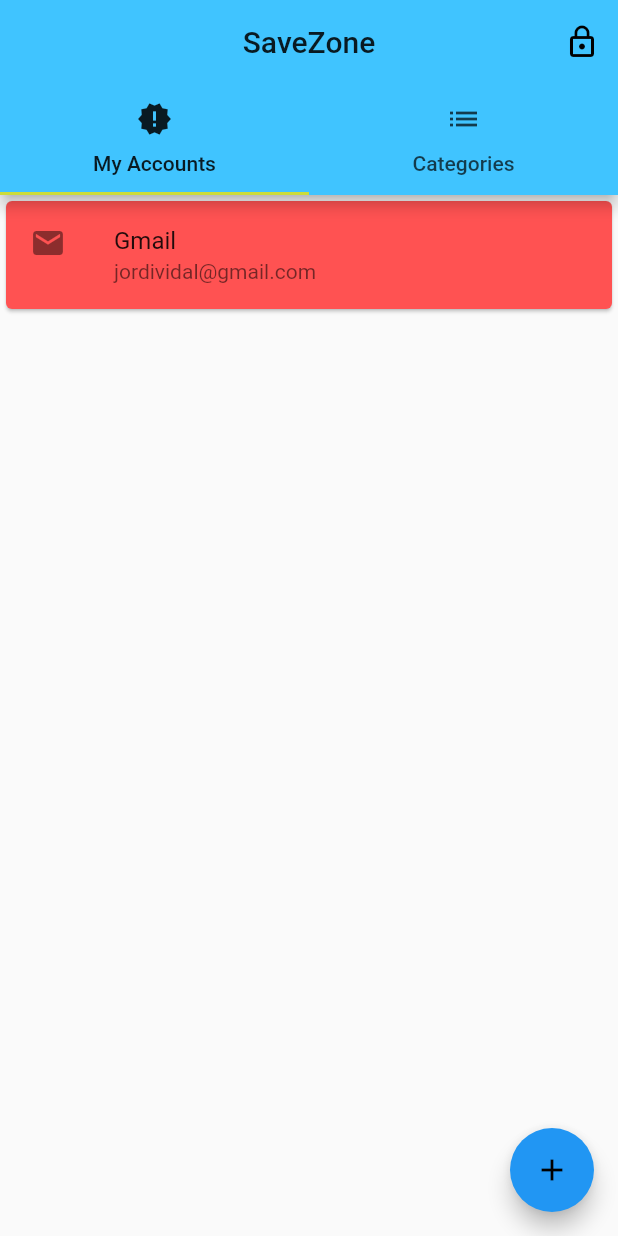
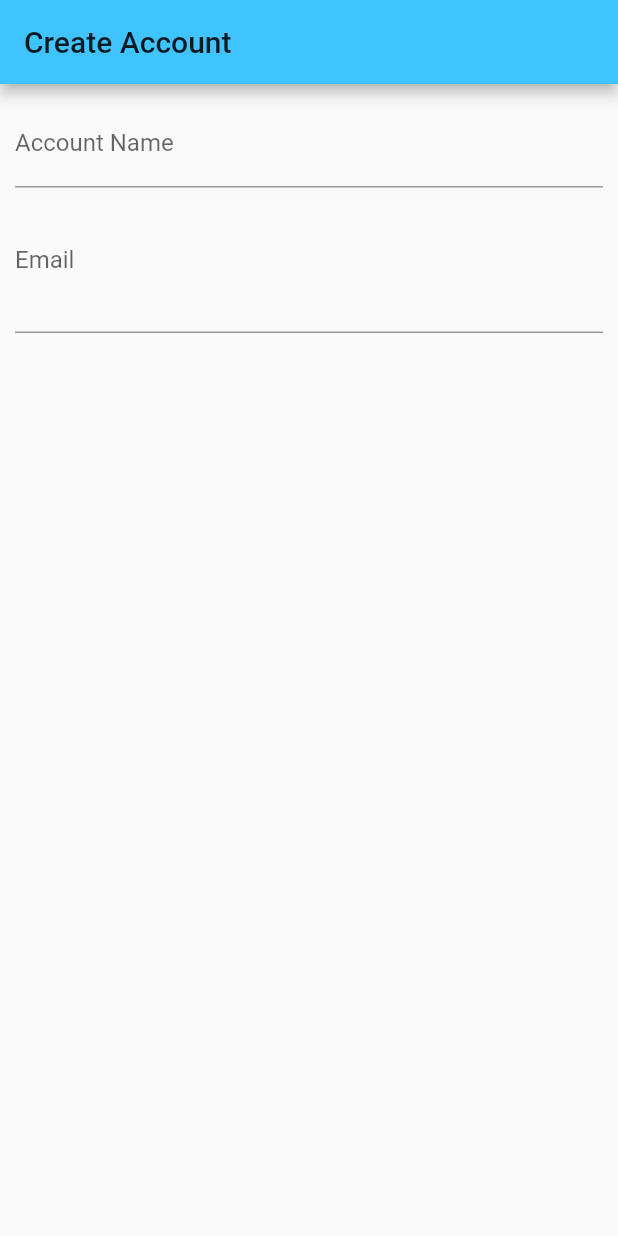
Before and after one commit to JordiiVidal/SaveZone, a Flutter app: the screen it shows after launch, after a tap on the "add" icon, on a phone screen of 412 x 824 dp. Run offline on Flutter 3.47's test engine with Material 2 defaults, Android fonts, the phone set to English and light mode, and no system bars.

Commit message:
Form Account

```diff
--- a/lib/main.dart
+++ b/lib/main.dart
@@ -1,5 +1,6 @@
 import 'package:flutter/material.dart';
 import 'pages/home.dart';
+import 'pages/account_create.dart';
 
 void main() => runApp(new MyApp());
 
@@ -25,6 +26,12 @@ class _MyAppState extends State<MyApp>{
         ),
         routes: {
           '/': (BuildContext context) => HomePage(),
+          '/create':(BuildContext context) => AccountCreatePage(),
+        },onGenerateRoute: (RouteSettings settings){
+          final List<String> pathElements = settings.name.split('/');
+          if (pathElements[0] != '') {
+          return null; //invalid name por lo tanto no va hacer load de una nueva page
+        }
         },onUnknownRoute: (RouteSettings settings) {
         return MaterialPageRoute(builder: (BuildContext context) => HomePage());
       },
--- /dev/null
+++ b/lib/pages/account_create.dart
@@ -0,0 +1,38 @@
+import 'package:flutter/material.dart';
+import 'dart:async';
+
+class AccountCreatePage extends StatelessWidget{
+
+  @override
+    Widget build(BuildContext context) {
+      // TODO: implement build
+      return WillPopScope(
+        onWillPop: (){
+          Navigator.pop(context,false);
+          return Future.value(false);
+        },
+        child: Scaffold(
+          appBar: AppBar(
+            title: Text('Create Account'),
+          ),
+          body: Container(
+            margin: EdgeInsets.all(10.0),
+            child: ListView(
+              children: <Widget>[
+                TextField(
+                  decoration: InputDecoration(
+                    labelText: 'Account Name',),
+                  //onChanged: (){},
+                ),
+                TextField(
+                  maxLines: 3,
+                  decoration: InputDecoration(labelText: 'Email'),
+                  //onChanged: ,
+                ),
+              ],
+            ),
+          ),
+        ),
+      );
+    }
+}
--- a/lib/pages/home.dart
+++ b/lib/pages/home.dart
@@ -42,7 +42,7 @@ class HomePage extends StatelessWidget{
         floatingActionButton: FloatingActionButton(
         child: Icon(Icons.add),
         backgroundColor: Colors.blue,
-        onPressed: () {},
+        onPressed: () => Navigator.pushReplacementNamed(context, '/create'),
       ),
         //bottomNavigationBar: TabBar(tabs: <Widget>[Tab(text: 'sdad',),Tab(text: 'sas',)],),
       ),
```
